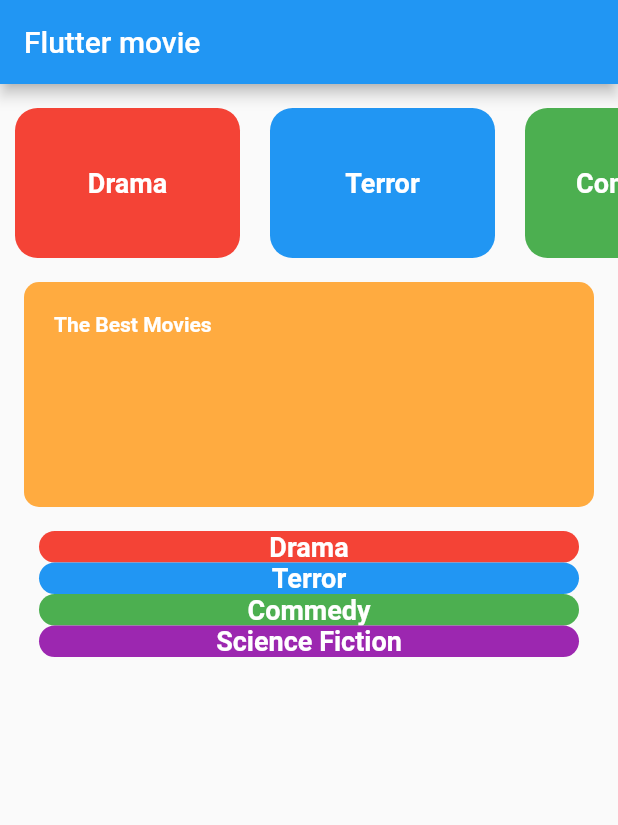
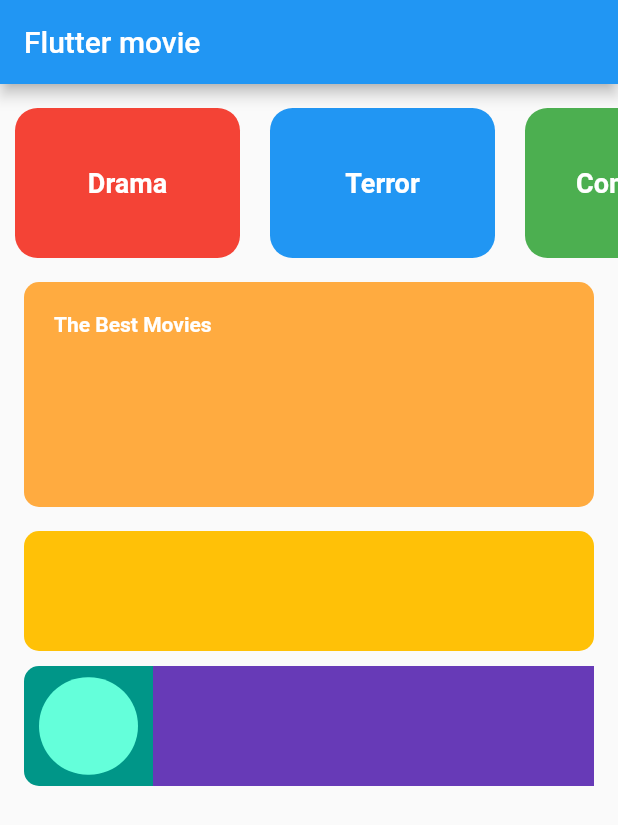
Before and after one commit to GerardoGtz25/flutter_movies, a Flutter app: the screen it shows after launch, on a phone screen of 412 x 824 dp. Shown: the top 825 px of the screen. Run offline on Flutter 3.47's test engine with Material 2 defaults, Android fonts, the phone set to English and light mode, and no system bars.

Commit message:
Prototype of layout

```diff
--- a/lib/screens/homeScreen.dart
+++ b/lib/screens/homeScreen.dart
@@ -73,10 +73,48 @@ class HomeScreen extends StatelessWidget {
                   margin: EdgeInsets.only(top: 16),
                   child: ListView(
                     children: <Widget>[
-                      getItemList('Drama', Colors.red),
-                      getItemList('Terror', Colors.blue),
-                      getItemList('Commedy', Colors.green),
-                      getItemList('Science Fiction', Colors.purple),
+                      Container(
+                        width: double.infinity,
+                        margin: EdgeInsets.only(bottom: 10),
+                        height: 80,
+                        decoration: BoxDecoration(
+                          borderRadius: BorderRadius.all(Radius.circular(10)),
+                          color: Colors.amber,
+                        ),
+                      ),
+                      Container(
+                        width: double.infinity,
+                        height: 80,
+                        decoration: BoxDecoration(
+                          borderRadius: BorderRadius.all(Radius.circular(10)),
+                          color: Colors.teal,
+                        ),
+                        child: Row(
+                          mainAxisAlignment: MainAxisAlignment.spaceAround,
+                          children: <Widget>[
+                            Expanded(
+                              flex: 2,
+                              child: Container(
+                                width: 75,
+                                height: 65,
+                                margin: EdgeInsets.only(left: 10),
+                                decoration: BoxDecoration(
+                                  color: Colors.tealAccent,
+                                  borderRadius: BorderRadius.all(Radius.circular(75)),
+                                ),
+                              )
+                            ),
+                            Expanded(
+                              flex: 8,
+                              child: Container(
+                                margin: EdgeInsets.only(left: 10),
+                                width: double.infinity,
+                                color: Colors.deepPurple
+                              )
+                            )
+                          ],
+                        ),
+                      ),
                     ]
                   )
                 )
```
